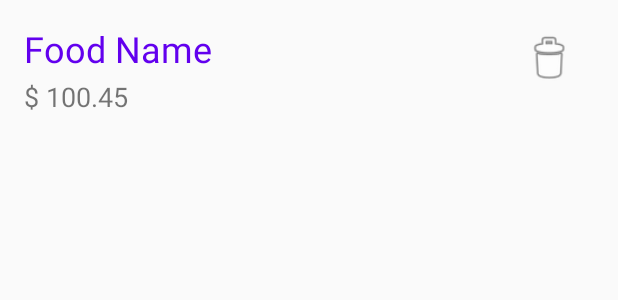
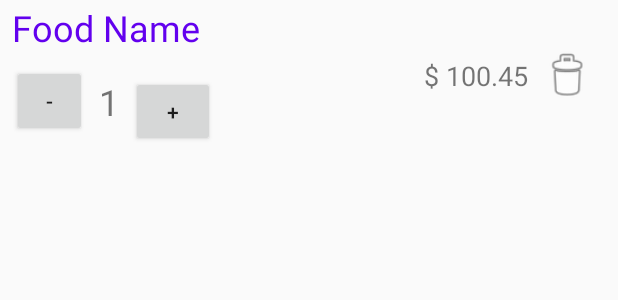
Before and after one commit to abircse/RealmShoppingCart, an Android app: the layout custom_food_cart.xml on its own in the app's theme, with its tools: preview values and no code run, on a phone screen of 412 x 824 dp. Shown: the top 300 px of the screen. Run offline under Robolectric (Android 15) with nearby library versions, the phone set to English and light mode, and no system bars.

Commit message:
Initial Commit

```diff
--- a/app/src/main/java/com/coxtunes/androidnewshoppingcart/activity/FoodDetails.java
+++ b/app/src/main/java/com/coxtunes/androidnewshoppingcart/activity/FoodDetails.java
@@ -70,6 +70,7 @@ public class FoodDetails extends AppCompatActivity {
                             Food food = realm.createObject(Food.class,foodmodel.getId());
                             food.setFoodName(foodmodel.getFoodName());
                             food.setFoodPrice(foodmodel.getFoodPrice());
+                            food.setFoodquantity(1);
                             Toast.makeText(FoodDetails.this, "Food Added to Cart", Toast.LENGTH_SHORT).show();
                         }
                     }
--- a/app/src/main/res/layout/custom_food_cart.xml
+++ b/app/src/main/res/layout/custom_food_cart.xml
@@ -3,40 +3,82 @@
     xmlns:app="http://schemas.android.com/apk/res-auto"
     xmlns:tools="http://schemas.android.com/tools"
     android:layout_width="match_parent"
-    android:layout_height="wrap_content">
+    android:layout_height="100dp">
 
     <TextView
         android:id="@+id/textView"
         android:layout_width="wrap_content"
         android:layout_height="wrap_content"
-        android:layout_marginStart="16dp"
-        android:layout_marginTop="16dp"
+        android:layout_marginStart="8dp"
+        android:layout_marginTop="8dp"
+        android:layout_marginBottom="8dp"
         android:text="Food Name"
         android:textColor="@color/colorPrimary"
         android:textSize="24sp"
+        app:layout_constraintBottom_toTopOf="@+id/addqtn"
         app:layout_constraintStart_toStartOf="parent"
         app:layout_constraintTop_toTopOf="parent" />
 
     <TextView
         android:id="@+id/textView2"
         android:layout_width="wrap_content"
-        android:layout_height="wrap_content"
-        android:layout_marginTop="3dp"
-        android:layout_marginBottom="16dp"
+        android:layout_height="24dp"
+        android:layout_marginTop="8dp"
+        android:layout_marginEnd="8dp"
+        android:layout_marginBottom="8dp"
         android:text="$ 100.45"
         android:textSize="18sp"
         app:layout_constraintBottom_toBottomOf="parent"
-        app:layout_constraintStart_toStartOf="@+id/textView"
-        app:layout_constraintTop_toBottomOf="@+id/textView" />
+        app:layout_constraintEnd_toStartOf="@+id/imageView"
+        app:layout_constraintTop_toTopOf="parent" />
 
     <ImageView
         android:id="@+id/imageView"
         android:layout_width="36dp"
         android:layout_height="46dp"
-        android:layout_marginEnd="28dp"
-        app:layout_constraintBottom_toBottomOf="@+id/textView"
+        android:layout_marginEnd="16dp"
+        app:layout_constraintBottom_toBottomOf="parent"
         app:layout_constraintEnd_toEndOf="parent"
-        app:layout_constraintTop_toTopOf="@+id/textView"
-        app:layout_constraintVertical_bias="0.0"
+        app:layout_constraintTop_toTopOf="parent"
         app:srcCompat="@android:drawable/ic_menu_delete" />
+
+    <Button
+        android:id="@+id/addqtn"
+        android:layout_width="56dp"
+        android:layout_height="47dp"
+        android:layout_marginStart="8dp"
+        android:layout_marginTop="8dp"
+        android:layout_marginBottom="8dp"
+        android:text="+"
+        app:layout_constraintBottom_toBottomOf="parent"
+        app:layout_constraintStart_toEndOf="@+id/totalqtn"
+        app:layout_constraintTop_toBottomOf="@+id/textView"
+        app:layout_constraintVertical_bias="1.0" />
+
+    <Button
+        android:id="@+id/removeqtn"
+        android:layout_width="50dp"
+        android:layout_height="48dp"
+        android:layout_marginStart="8dp"
+        android:layout_marginTop="8dp"
+        android:layout_marginBottom="8dp"
+        android:text="-"
+        app:layout_constraintBottom_toBottomOf="parent"
+        app:layout_constraintStart_toStartOf="parent"
+        app:layout_constraintTop_toBottomOf="@+id/textView" />
+
+    <TextView
+        android:id="@+id/totalqtn"
+        android:layout_width="wrap_content"
+        android:layout_height="wrap_content"
+        android:layout_marginStart="8dp"
+        android:layout_marginTop="8dp"
+        android:layout_marginEnd="8dp"
+        android:layout_marginBottom="8dp"
+        android:text="1"
+        android:textSize="24sp"
+        app:layout_constraintBottom_toBottomOf="parent"
+        app:layout_constraintEnd_toStartOf="@+id/addqtn"
+        app:layout_constraintStart_toEndOf="@+id/removeqtn"
+        app:layout_constraintTop_toBottomOf="@+id/textView" />
 </androidx.constraintlayout.widget.ConstraintLayout>
```
Also changed, not shown: app/src/main/java/com/coxtunes/androidnewshoppingcart/adapter/CartAdapter.java (+53 -17 lines), app/src/main/java/com/coxtunes/androidnewshoppingcart/cart/Cart.java (+43 -19 lines), app/src/main/java/com/coxtunes/androidnewshoppingcart/model/Food.java (+9 -1 lines).
